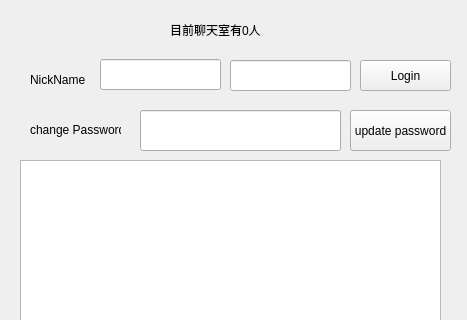
Above: client.ui from Samguitarboy/chatroom_new before the change; both pictures show x 0 to 467 and y 0 to 320 of the 467 by 691 pixel window. Below: the same form after it.
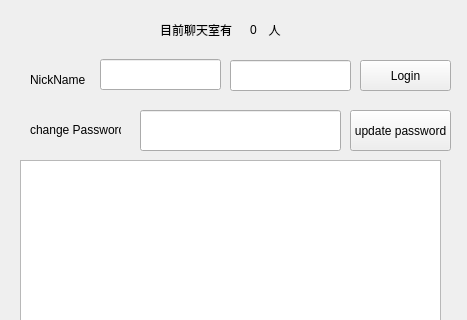
That is the form after the change.

Diff of the .ui file:
```diff
--- a/client.ui
+++ b/client.ui
@@ -17,14 +17,14 @@
    <widget class="QLabel" name="label">
     <property name="geometry">
      <rect>
-      <x>170</x>
+      <x>160</x>
       <y>20</y>
-      <width>91</width>
+      <width>131</width>
       <height>20</height>
      </rect>
     </property>
     <property name="text">
-     <string>目前聊天室有0人</string>
+     <string>目前聊天室有           人</string>
     </property>
    </widget>
    <widget class="QLabel" name="label_2">
@@ -154,6 +154,19 @@
      <string>Send</string>
     </property>
    </widget>
+   <widget class="QLabel" name="label_4">
+    <property name="geometry">
+     <rect>
+      <x>250</x>
+      <y>20</y>
+      <width>91</width>
+      <height>20</height>
+     </rect>
+    </property>
+    <property name="text">
+     <string>0</string>
+    </property>
+   </widget>
   </widget>
   <widget class="QMenuBar" name="menubar">
    <property name="geometry">
```
